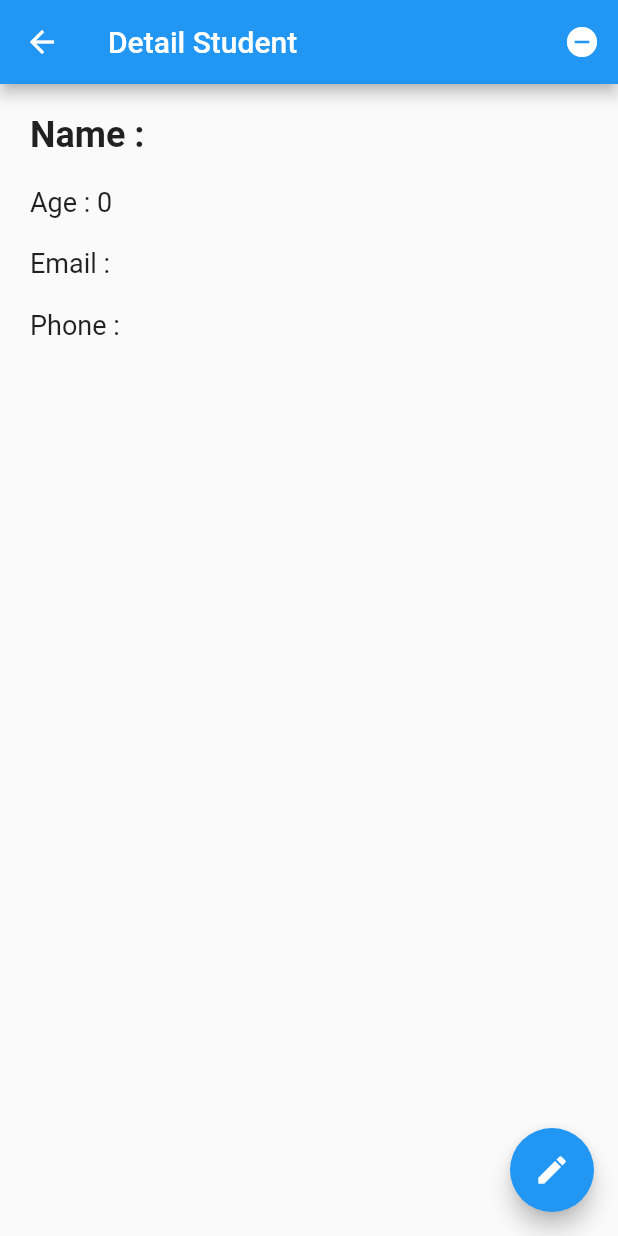
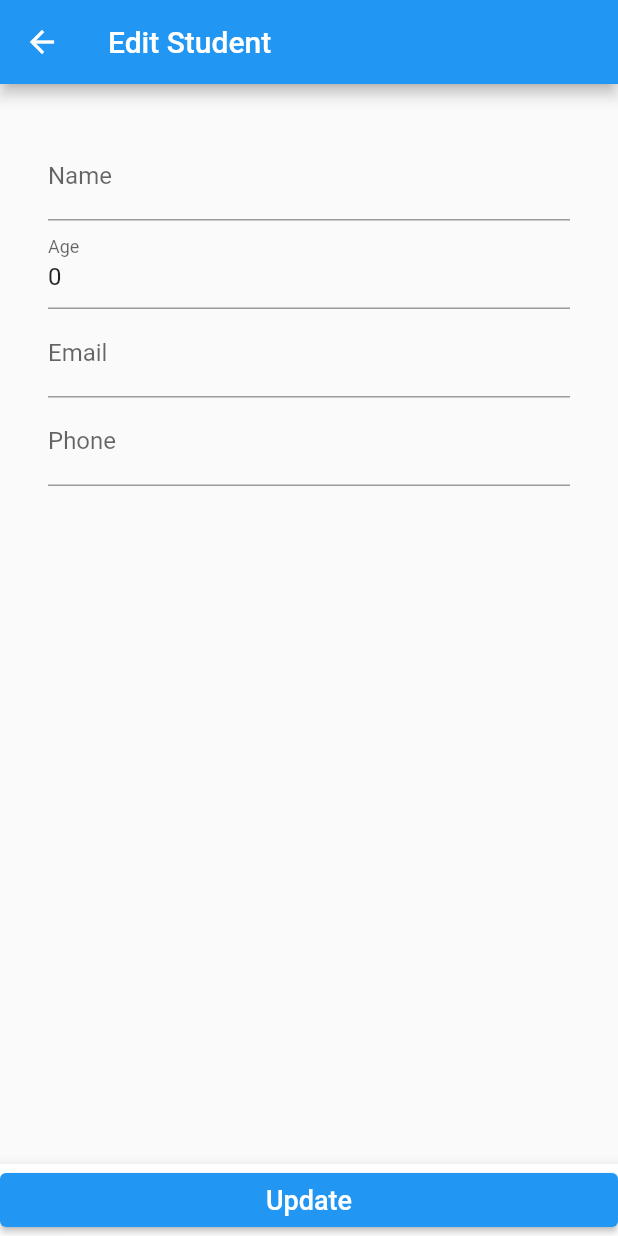
Before and after one commit to yusufrizalh/flut-rest-api, a Flutter app: the Details screen opened directly with empty values, after a tap on the "edit" icon, on a phone screen of 412 x 824 dp. Run offline on Flutter 3.47's test engine with Material 2 defaults, Android fonts, the phone set to English and light mode, and no system bars; network calls fail.

Commit message:
flutter rest crud

```diff
--- a/lib/main.dart
+++ b/lib/main.dart
@@ -19,8 +19,8 @@ class MyApp extends StatelessWidget {
       routes: {
         '/': (context) => Home(),
         '/details': (context) => Details(),
-        // '/create': (context) => Create(),
-        // '/edit': (context) => Edit(),
+        '/create': (context) => Create(),
+        '/edit': (context) => Edit(),
       },
     );
   }
--- a/lib/screens/edit.dart
+++ b/lib/screens/edit.dart
@@ -0,0 +1,92 @@
+import 'dart:convert';
+import 'package:flutter/material.dart';
+import 'package:http/http.dart' as http;
+import '../models/student.dart';
+import '../environment.dart';
+import '../widgets/appform.dart';
+
+class Edit extends StatefulWidget {
+  final Student? student;
+
+  Edit({this.student});
+
+  @override
+  _EditState createState() => _EditState();
+}
+
+class _EditState extends State<Edit> {
+  @override
+  void initState() {
+    nameController = TextEditingController(text: widget.student!.name);
+    ageController = TextEditingController(text: widget.student!.age.toString());
+    emailController = TextEditingController(text: widget.student!.email);
+    phoneController = TextEditingController(text: widget.student!.phone);
+    super.initState();
+  }
+
+  final formKey = GlobalKey<FormState>();
+
+  // properties
+  TextEditingController? nameController;
+  TextEditingController? ageController;
+  TextEditingController? emailController;
+  TextEditingController? phoneController;
+
+  Future editStudent() async {
+    final url = '${Env.URL_PREFIX}/update.php';
+    return await http.post(
+      Uri.parse(url),
+      body: {
+        "id": widget.student!.id.toString(),
+        "name": nameController!.text,
+        "age": ageController!.text,
+        "email": emailController!.text,
+        "phone": phoneController!.text,
+      },
+    );
+  }
+
+  @override
+  Widget build(BuildContext context) {
+    return Scaffold(
+      appBar: AppBar(
+        title: Text('Edit Student'),
+      ),
+      bottomNavigationBar: BottomAppBar(
+        child: ElevatedButton(
+          onPressed: () {
+            // perintah untuk proses update
+            onUpdateConfirm(context);
+          },
+          child: Text(
+            'Update',
+            style: TextStyle(fontSize: 18.0, color: Colors.white),
+          ),
+        ),
+      ),
+      body: Container(
+        height: double.infinity,
+        padding: EdgeInsets.all(20.0),
+        child: Center(
+          child: Padding(
+            padding: EdgeInsets.all(12.0),
+            child: AppForm(
+              formKey: formKey,
+              nameController: nameController,
+              ageController: ageController,
+              emailController: emailController,
+              phoneController: phoneController,
+            ),
+          ),
+        ),
+      ),
+    );
+  }
+
+  void onUpdateConfirm(context) async {
+    await editStudent();
+    // redirect
+    Navigator.of(context)
+        .pushNamedAndRemoveUntil('/', (Route<dynamic> route) => false);
+  }
+}
--- /dev/null
+++ b/lib/widgets/appform.dart
@@ -0,0 +1,70 @@
+import 'package:flutter/material.dart';
+
+class AppForm extends StatefulWidget {
+  GlobalKey<FormState>? formKey = GlobalKey<FormState>();
+
+  // properties
+  TextEditingController? nameController;
+  TextEditingController? ageController;
+  TextEditingController? emailController;
+  TextEditingController? phoneController;
+
+  AppForm(
+      {this.formKey,
+      this.nameController,
+      this.ageController,
+      this.emailController,
+      this.phoneController});
+
+  @override
+  _AppFormState createState() => _AppFormState();
+}
+
+class _AppFormState extends State<AppForm> {
+  // validasi
+  String? validateName(String value) {
+    if (value.length < 6) return 'Nama harus lebih dari 5 karakter.';
+    return null;
+  }
+
+  String? validateAge(String value) {
+    Pattern pattern = r'(?<=\s|^)\d+(?=\s|$)';
+    RegExp regex = new RegExp(pattern.toString());
+    if (!regex.hasMatch(value)) return 'Usia harus diisi angka.';
+    return null;
+  }
+
+  @override
+  Widget build(BuildContext context) {
+    return Form(
+      key: widget.formKey,
+      autovalidate: true,
+      child: Column(
+        children: <Widget>[
+          TextFormField(
+            controller: widget.nameController,
+            keyboardType: TextInputType.text,
+            decoration: InputDecoration(labelText: 'Name'),
+            // validator: validateName,
+          ),
+          TextFormField(
+            controller: widget.ageController,
+            keyboardType: TextInputType.number,
+            decoration: InputDecoration(labelText: 'Age'),
+            // validator: validateAge,
+          ),
+          TextFormField(
+            controller: widget.emailController,
+            keyboardType: TextInputType.emailAddress,
+            decoration: InputDecoration(labelText: 'Email'),
+          ),
+          TextFormField(
+            controller: widget.phoneController,
+            keyboardType: TextInputType.number,
+            decoration: InputDecoration(labelText: 'Phone'),
+          ),
+        ],
+      ),
+    );
+  }
+}
```
Also changed, not shown: lib/screens/create.dart (+80 -0 lines), lib/screens/details.dart (+46 -7 lines), lib/screens/home.dart (+13 -4 lines).
